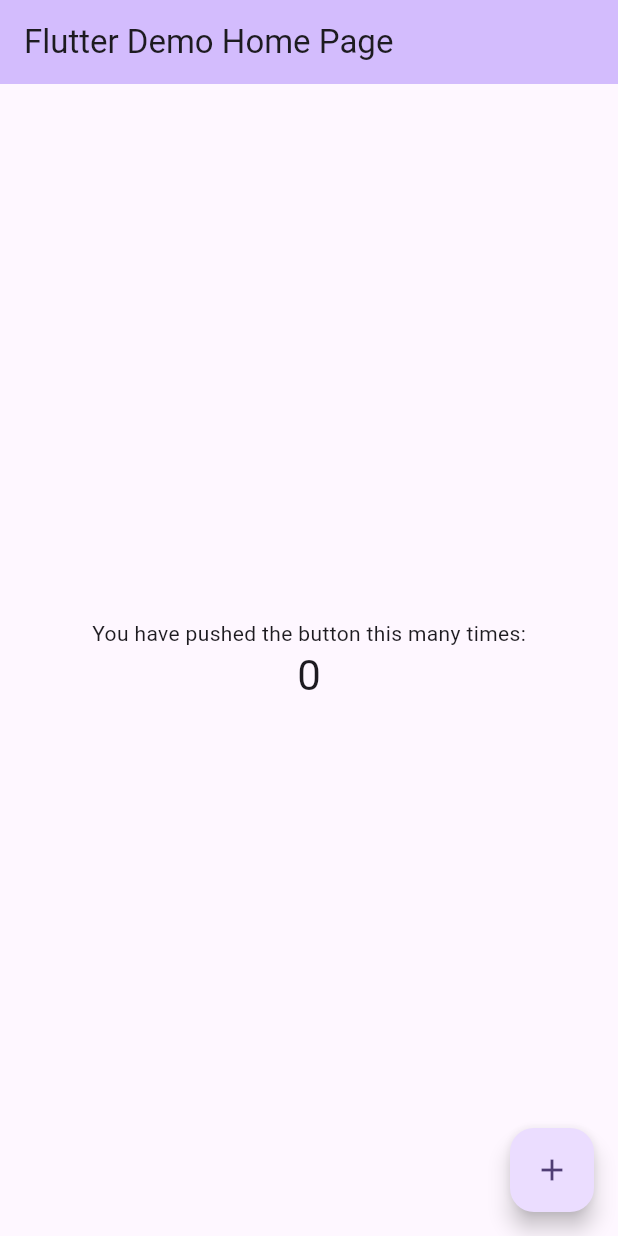
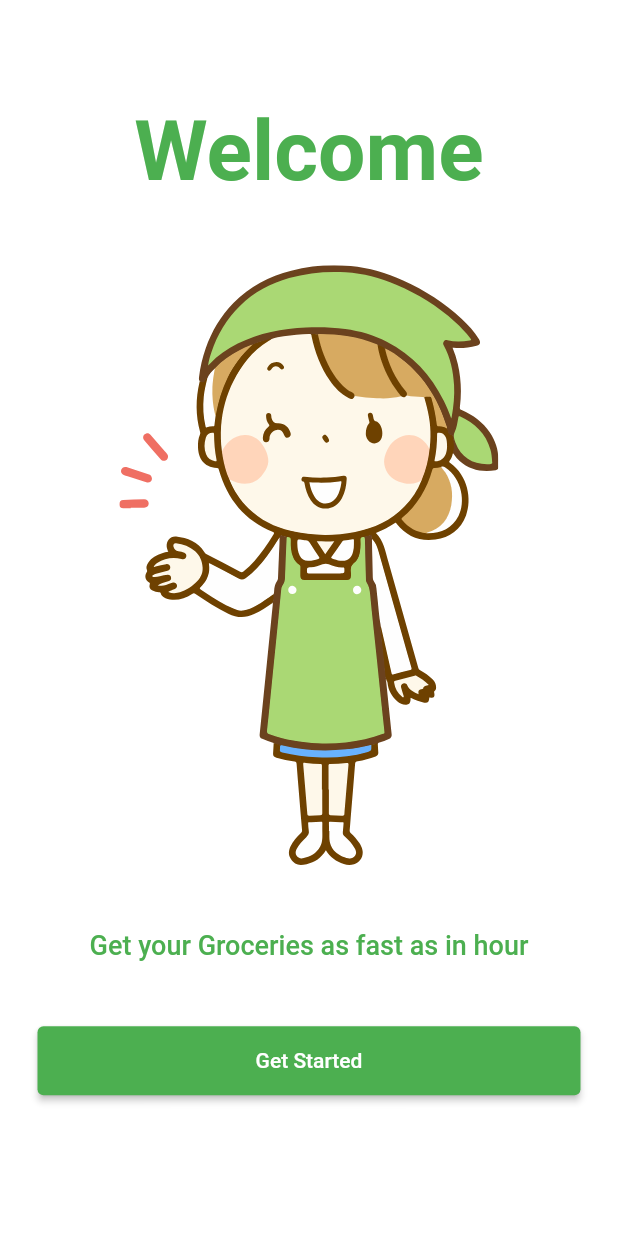
Before and after one commit to Mrbushido19/flutter_grocery_app_UI_challenge, a Flutter app: the screen it shows after launch, on a phone screen of 412 x 824 dp. Run offline on Flutter 3.47's test engine with Material 2 defaults, Android fonts, the phone set to English and light mode, and no system bars; our stand-ins replace flutter_svg.

```diff
--- a/lib/main.dart
+++ b/lib/main.dart
@@ -1,125 +1,23 @@
 import 'package:flutter/material.dart';
+import 'pages/splash_screen/splash_screen.dart';
 
 void main() {
-  runApp(const MyApp());
+  runApp(MyApp());
 }
 
 class MyApp extends StatelessWidget {
-  const MyApp({super.key});
-
-  // This widget is the root of your application.
   @override
   Widget build(BuildContext context) {
     return MaterialApp(
-      title: 'Flutter Demo',
+      debugShowCheckedModeBanner: false,
+      title: 'Mon App',
       theme: ThemeData(
-        // This is the theme of your application.
-        //
-        // TRY THIS: Try running your application with "flutter run". You'll see
-        // the application has a blue toolbar. Then, without quitting the app,
-        // try changing the seedColor in the colorScheme below to Colors.green
-        // and then invoke "hot reload" (save your changes or press the "hot
-        // reload" button in a Flutter-supported IDE, or press "r" if you used
-        // the command line to start the app).
-        //
-        // Notice that the counter didn't reset back to zero; the application
-        // state is not lost during the reload. To reset the state, use hot
-        // restart instead.
-        //
-        // This works for code too, not just values: Most code changes can be
-        // tested with just a hot reload.
-        colorScheme: ColorScheme.fromSeed(seedColor: Colors.deepPurple),
-        useMaterial3: true,
-      ),
-      home: const MyHomePage(title: 'Flutter Demo Home Page'),
+          textTheme: TextTheme(
+              bodyMedium: TextStyle(fontSize: 18, color: Colors.green)),
+          colorScheme: ColorScheme.fromSwatch(primarySwatch: Colors.green)
+              .copyWith(background: Colors.white)),
+      home:
+          SplashScreen(), // Définit le SplashScreen comme l'écran de démarrage
     );
   }
 }
-
-class MyHomePage extends StatefulWidget {
-  const MyHomePage({super.key, required this.title});
-
-  // This widget is the home page of your application. It is stateful, meaning
-  // that it has a State object (defined below) that contains fields that affect
-  // how it looks.
-
-  // This class is the configuration for the state. It holds the values (in this
-  // case the title) provided by the parent (in this case the App widget) and
-  // used by the build method of the State. Fields in a Widget subclass are
-  // always marked "final".
-
-  final String title;
-
-  @override
-  State<MyHomePage> createState() => _MyHomePageState();
-}
-
-class _MyHomePageState extends State<MyHomePage> {
-  int _counter = 0;
-
-  void _incrementCounter() {
-    setState(() {
-      // This call to setState tells the Flutter framework that something has
-      // changed in this State, which causes it to rerun the build method below
-      // so that the display can reflect the updated values. If we changed
-      // _counter without calling setState(), then the build method would not be
-      // called again, and so nothing would appear to happen.
-      _counter++;
-    });
-  }
-
-  @override
-  Widget build(BuildContext context) {
-    // This method is rerun every time setState is called, for instance as done
-    // by the _incrementCounter method above.
-    //
-    // The Flutter framework has been optimized to make rerunning build methods
-    // fast, so that you can just rebuild anything that needs updating rather
-    // than having to individually change instances of widgets.
-    return Scaffold(
-      appBar: AppBar(
-        // TRY THIS: Try changing the color here to a specific color (to
-        // Colors.amber, perhaps?) and trigger a hot reload to see the AppBar
-        // change color while the other colors stay the same.
-        backgroundColor: Theme.of(context).colorScheme.inversePrimary,
-        // Here we take the value from the MyHomePage object that was created by
-        // the App.build method, and use it to set our appbar title.
-        title: Text(widget.title),
-      ),
-      body: Center(
-        // Center is a layout widget. It takes a single child and positions it
-        // in the middle of the parent.
-        child: Column(
-          // Column is also a layout widget. It takes a list of children and
-          // arranges them vertically. By default, it sizes itself to fit its
-          // children horizontally, and tries to be as tall as its parent.
-          //
-          // Column has various properties to control how it sizes itself and
-          // how it positions its children. Here we use mainAxisAlignment to
-          // center the children vertically; the main axis here is the vertical
-          // axis because Columns are vertical (the cross axis would be
-          // horizontal).
-          //
-          // TRY THIS: Invoke "debug painting" (choose the "Toggle Debug Paint"
-          // action in the IDE, or press "p" in the console), to see the
-          // wireframe for each widget.
-          mainAxisAlignment: MainAxisAlignment.center,
-          children: <Widget>[
-            const Text(
-              'You have pushed the button this many times:',
-            ),
-            Text(
-              '$_counter',
-              style: Theme.of(context).textTheme.headlineMedium,
-            ),
-          ],
-        ),
-      ),
-      floatingActionButton: FloatingActionButton(
-        onPressed: _incrementCounter,
-        tooltip: 'Increment',
-        child: const Icon(Icons.add),
-      ), // This trailing comma makes auto-formatting nicer for build methods.
-    );
-  }
-}
--- /dev/null
+++ b/lib/pages/splash_screen/splash_screen.dart
@@ -0,0 +1,64 @@
+import 'package:flutter_svg/flutter_svg.dart';
+import 'package:flutter/material.dart';
+import 'package:flutter_grocery_app/pages/home/login_screen.dart';
+// Importez votre prochaine page
+
+class SplashScreen extends StatefulWidget {
+  @override
+  _SplashScreenState createState() => _SplashScreenState();
+}
+
+class _SplashScreenState extends State<SplashScreen> {
+  // @override
+  // void initState() {
+  //   super.initState();
+  //   Timer(Duration(seconds: 10), () {
+  //
+  //     );
+  //   });
+  // }
+
+  @override
+  Widget build(BuildContext context) {
+    return Scaffold(
+        backgroundColor: Colors.white,
+        body: SafeArea(
+          child: Center(
+            child: Padding(
+              padding: const EdgeInsets.only(
+                  top: 25, right: 25, left: 25, bottom: 50),
+              child: Column(
+                mainAxisAlignment: MainAxisAlignment.spaceEvenly,
+                children: [
+                  Text(
+                    "Welcome",
+                    style: Theme.of(context).textTheme.displayMedium?.copyWith(
+                        fontWeight: FontWeight.bold, color: Colors.green),
+                  ),
+                  SvgPicture.asset(
+                    "assets/icon/welcome.svg",
+                    height: 400,
+                  ),
+                  Text(
+                    "Get your Groceries as fast as in hour",
+                    style: Theme.of(context)
+                        .textTheme
+                        .bodyLarge
+                        ?.copyWith(fontSize: 18, color: Colors.green),
+                  ),
+                  ElevatedButton(
+                      onPressed: () {
+                        Navigator.of(context).push(
+                            MaterialPageRoute(builder: (_) => LoginScreen()));
+                      },
+                      child: Container(
+                          width: MediaQuery.of(context).size.width,
+                          padding: EdgeInsets.symmetric(vertical: 15),
+                          child: Center(child: Text("Get Started"))))
+                ],
+              ),
+            ),
+          ),
+        ));
+  }
+}
```
Also changed, not shown: lib/pages/home/login_screen.dart (added, +57 -0 lines), lib/pages/home/widgets/Home_custom_form.dart (added, +119 -0 lines), lib/pages/home/widgets/login_button.dart (added, +31 -0 lines), lib/pages/register/register_screen.dart (added, +61 -0 lines), pubspec.yaml (+4 -3 lines), assets/icon/login.svg (added), assets/icon/welcome.svg (added), assets/img/img0.png (added), assets/img/img1.png (added), assets/img/img2.png (added), assets/img/img3.png (added), assets/img/img4.png (added), assets/img/img5.png (added), assets/img/img6.png (added), 4 more files.
